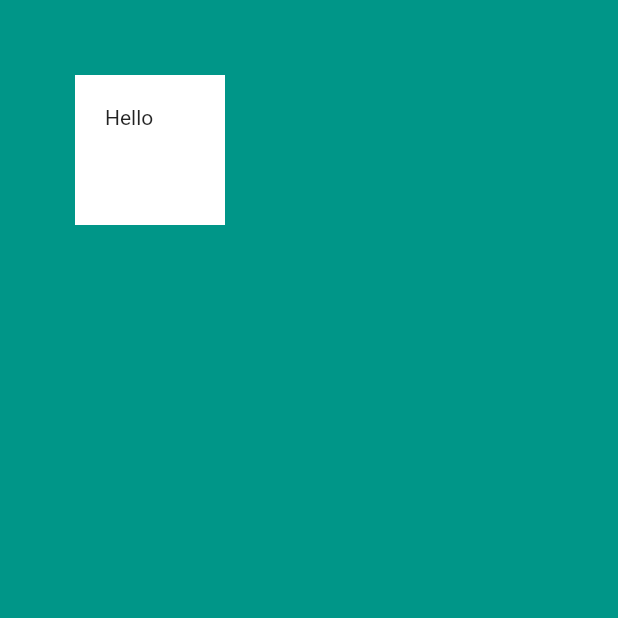
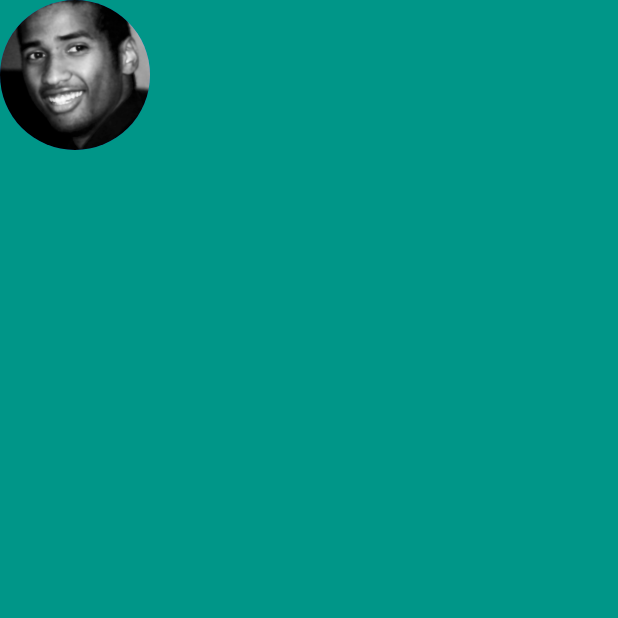
Before and after one commit to mntm/flutter-course, a Flutter app: the screen it shows after launch, on a phone screen of 412 x 824 dp, the top half of it. Run offline on Flutter 3.47's test engine with Material 2 defaults, Android fonts, the phone set to English and light mode, and no system bars.

Commit message:
Created a circle avatar w/ portrait as background

```diff
--- a/lib/main.dart
+++ b/lib/main.dart
@@ -17,15 +17,13 @@ class MyApp extends StatelessWidget {
       home: Scaffold(
         backgroundColor: Colors.teal,
         body: SafeArea(
-          child: Container(
-            width: 100.0,
-            height: 100.0,
-            margin: EdgeInsets.all(50),
-            padding: EdgeInsets.only(left: 20, top: 20),
-            color: Colors.white,
-            child: Text(
-              'Hello',
-            ),
+          child: Column(
+            children:<Widget>[
+              CircleAvatar(
+                backgroundImage: AssetImage('images/portrait_3_4.jpg'),
+                radius: 50.0,
+              ),
+            ],
           ),
         ),
       ),
```
